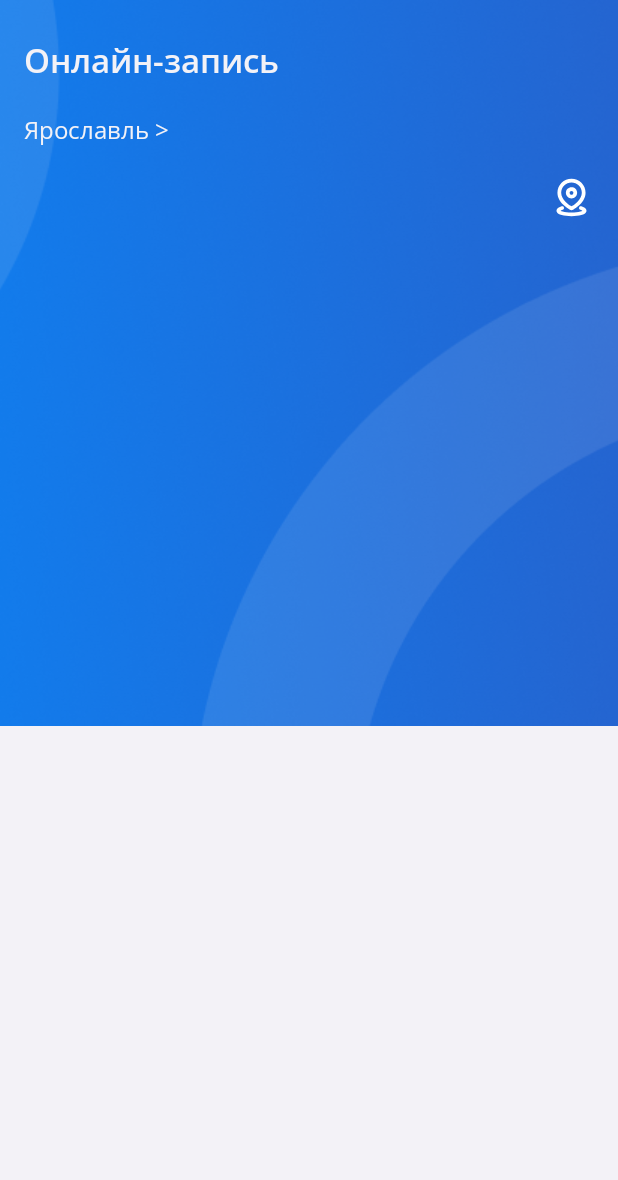
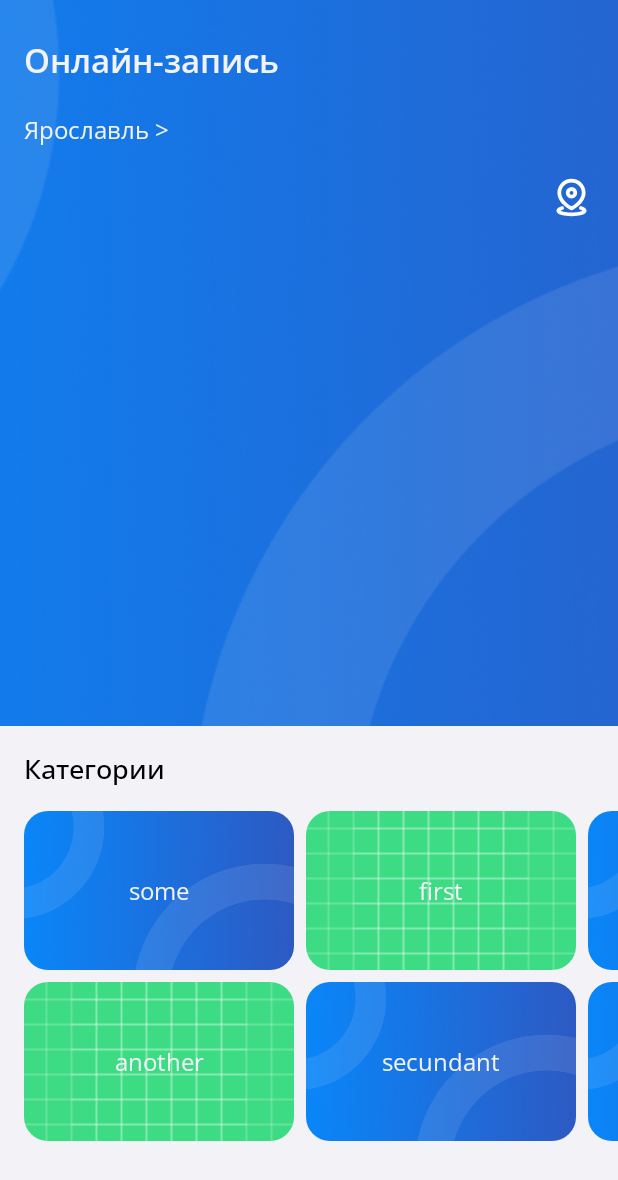
Before and after one commit to RedMuri/Dikidi, an Android app built with Jetpack Compose: the @Preview function Preview, on a phone screen of 412 x 824 dp. Shown: the top 1180 px of the screen. Run offline under Robolectric (Android 15) with nearby library versions, the phone set to English and light mode, and no system bars; 1 statement that could not run was skipped.

```diff
--- a/app/src/main/java/com/example/dikidi/MainActivity.kt
+++ b/app/src/main/java/com/example/dikidi/MainActivity.kt
@@ -10,6 +10,7 @@ import androidx.compose.material3.Text
 import androidx.compose.runtime.Composable
 import androidx.compose.ui.Modifier
 import androidx.compose.ui.tooling.preview.Preview
+import com.example.dikidi.ui.screens.MainScreen
 import com.example.dikidi.ui.theme.DikidiTheme
 
 class MainActivity : ComponentActivity() {
@@ -18,11 +19,7 @@ class MainActivity : ComponentActivity() {
         setContent {
             DikidiTheme {
                 // A surface container using the 'background' color from the theme
-                Surface(
-                    modifier = Modifier.fillMaxSize(),
-                    color = MaterialTheme.colorScheme.background
-                ) {
-                }
+                MainScreen()
             }
         }
     }
--- a/app/src/main/java/com/example/dikidi/ui/screens/MainScreen.kt
+++ b/app/src/main/java/com/example/dikidi/ui/screens/MainScreen.kt
@@ -16,6 +16,11 @@ import androidx.compose.foundation.layout.fillMaxWidth
 import androidx.compose.foundation.layout.height
 import androidx.compose.foundation.layout.padding
 import androidx.compose.foundation.layout.size
+import androidx.compose.foundation.layout.width
+import androidx.compose.foundation.layout.wrapContentHeight
+import androidx.compose.foundation.lazy.grid.GridCells
+import androidx.compose.foundation.lazy.grid.LazyHorizontalGrid
+import androidx.compose.foundation.lazy.grid.items
 import androidx.compose.foundation.rememberScrollState
 import androidx.compose.foundation.shape.RoundedCornerShape
 import androidx.compose.foundation.text.BasicTextField
@@ -31,11 +36,13 @@ import androidx.compose.runtime.mutableStateOf
 import androidx.compose.runtime.remember
 import androidx.compose.ui.Alignment
 import androidx.compose.ui.Modifier
+import androidx.compose.ui.draw.clip
 import androidx.compose.ui.graphics.Color
 import androidx.compose.ui.layout.ContentScale
 import androidx.compose.ui.res.painterResource
 import androidx.compose.ui.text.font.FontWeight
 import androidx.compose.ui.text.input.VisualTransformation
+import androidx.compose.ui.text.style.TextAlign
 import androidx.compose.ui.text.style.TextOverflow
 import androidx.compose.ui.tooling.preview.Preview
 import androidx.compose.ui.unit.dp
@@ -50,8 +57,21 @@ private fun Preview() {
     }
 }
 
+data class Category(
+    val name: String,
+    val imgResId: Int,
+)
+
 @Composable
 fun MainScreen() {
+    val categories = listOf(
+        Category("some", R.drawable.img_home_head_bg),
+        Category("another", R.drawable.ic_launcher_background),
+        Category("first", R.drawable.ic_launcher_background),
+        Category("secundant", R.drawable.img_home_head_bg),
+        Category("you are", R.drawable.img_home_head_bg),
+        Category("gorgeous", R.drawable.img_home_head_bg),
+    )
 
     val searchBarValue = remember {
         mutableStateOf("")
@@ -64,6 +84,60 @@ fun MainScreen() {
             )
             .verticalScroll(rememberScrollState())
     ) {
+        Header(searchBarValue)
+
+        Categories(categories)
+
+
+    }
+}
+
+@Composable
+private fun Categories(categories: List<Category>) {
+    Text(
+        modifier = Modifier.padding(16.dp),
+        text = "Категории",
+        style = MaterialTheme.typography.bodyLarge,
+        color = MaterialTheme.colorScheme.onPrimary
+    )
+    LazyHorizontalGrid(
+        modifier = Modifier.height(220.dp),
+        rows = GridCells.Fixed(2),
+        contentPadding = PaddingValues(horizontal = 16.dp),
+        horizontalArrangement = Arrangement.spacedBy(8.dp),
+        verticalArrangement = Arrangement.spacedBy(8.dp)
+    ) {
+        items(categories) {
+            Box(
+                modifier = Modifier
+                    .height(108.dp)
+                    .width(180.dp)
+                    .clip(RoundedCornerShape(16.dp)),
+                contentAlignment = Alignment.Center
+            )
+            {
+                Image(
+                    modifier = Modifier.fillMaxSize(),
+                    contentScale = ContentScale.Crop,
+                    painter = painterResource(id = it.imgResId),
+                    contentDescription = "Category item"
+                )
+                Text(
+                    modifier = Modifier.width(130.dp),
+                    textAlign = TextAlign.Center,
+                    text = it.name,
+                    style = MaterialTheme.typography.bodyMedium,
+                    color = MaterialTheme.colorScheme.primary,
+                    maxLines = 2,
+                    overflow = TextOverflow.Ellipsis
+                )
+            }
+        }
+    }
+}
+
+@Composable
+private fun Header(searchBarValue: MutableState<String>) {
     Box(
         modifier = Modifier
             .fillMaxWidth()
@@ -105,7 +179,6 @@ fun MainScreen() {
                     contentDescription = "Icon search",
                     tint = MaterialTheme.colorScheme.secondary
                 )
-                }
             }
         }
     }
```
Lines whose indentation alone changed are shown as unchanged.
